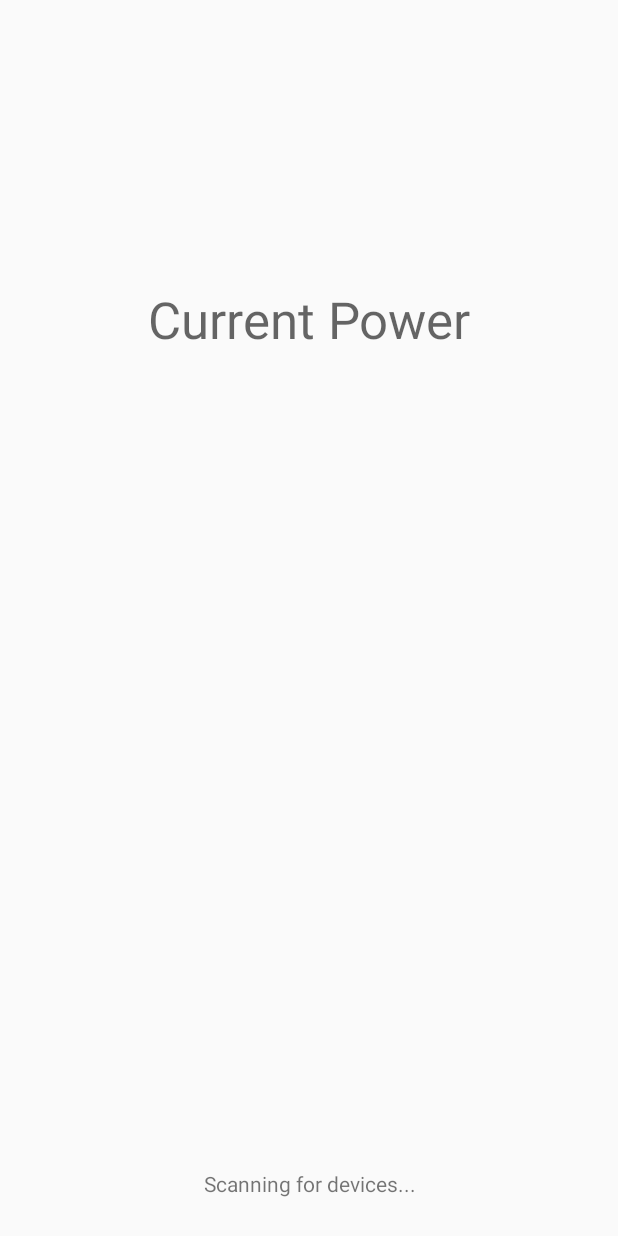
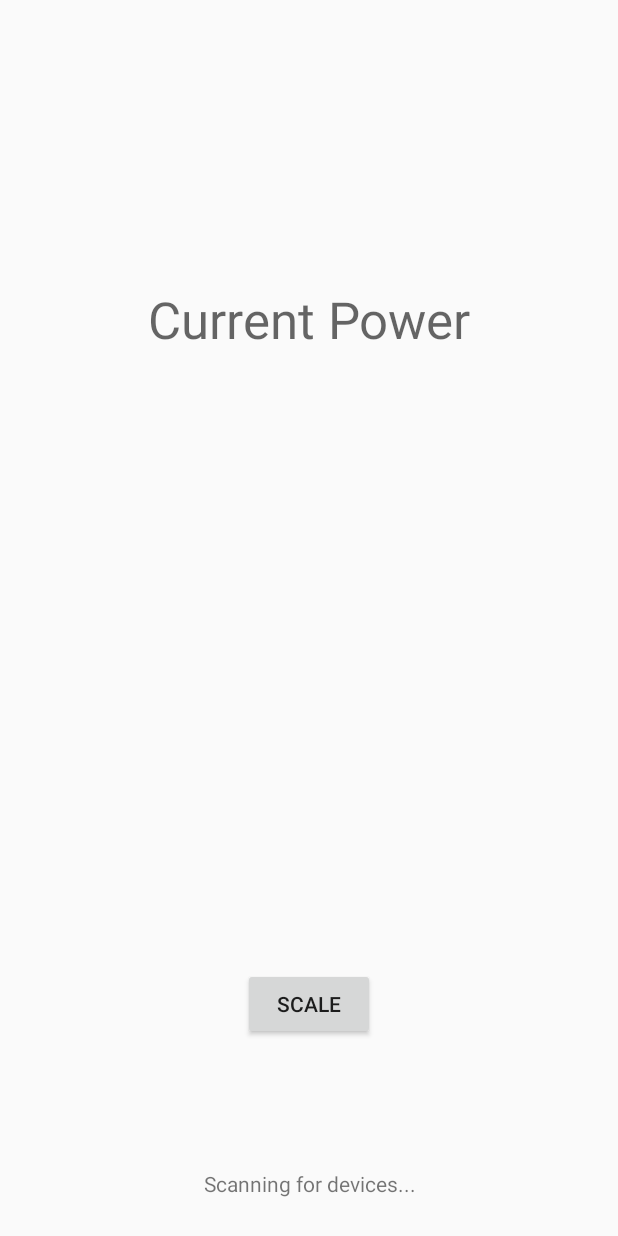
Before and after one commit to amh227/PedalPowerNew, an Android app: the Connect screen opened directly, with no data from a screen before it, on a phone screen of 412 x 824 dp. Run offline under Robolectric (Android 15) with nearby library versions, the phone set to English and light mode, and no system bars.

Commit message:
added button to tare scale

```diff
--- a/app/build.gradle
+++ b/app/build.gradle
@@ -5,7 +5,7 @@ android {
     buildToolsVersion "26.0.2"
     defaultConfig {
         applicationId "com.pedalpower.test"
-        minSdkVersion 18
+        minSdkVersion 23
         targetSdkVersion 25
         versionCode 1
         versionName "1.0"
--- a/app/src/main/res/layout/activity_start.xml
+++ b/app/src/main/res/layout/activity_start.xml
@@ -28,5 +28,15 @@
         android:layout_marginBottom="25dp"
         android:gravity="center" />
 
+    <Button
+        android:id="@+id/scale"
+        android:layout_width="wrap_content"
+        android:layout_height="wrap_content"
+        android:layout_above="@+id/messages"
+        android:layout_centerHorizontal="true"
+        android:layout_marginBottom="86dp"
+        android:onClick="tare"
+        android:text="scale" />
+
 
 </android.widget.RelativeLayout>
--- a/build.gradle
+++ b/build.gradle
@@ -5,7 +5,7 @@ buildscript {
         jcenter()
     }
     dependencies {
-        classpath 'com.android.tools.build:gradle:3.0.0'
+        classpath 'com.android.tools.build:gradle:3.0.1'
 
         // NOTE: Do not place your application dependencies here; they belong
         // in the individual module build.gradle files
```
Also changed, not shown: app/src/main/java/com/pedalpower/test/Connect.java (+17 -0 lines).
